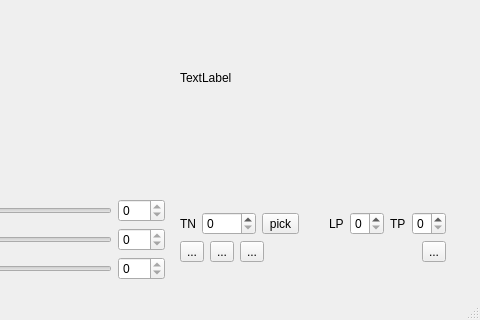
First picture: the form in mainwin.ui, repository bestm80eva/TSEditor, before the edit; both pictures show x 91 to 571 and y 127 to 447 of the 571 by 447 pixel window.
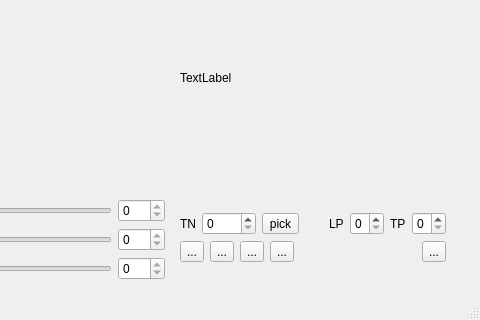
Second picture: the form after the edit. Icons and pictures are not drawn. Custom widgets are drawn as their Qt base class.

What changed in the file:
```diff
--- a/mainwin.ui
+++ b/mainwin.ui
@@ -382,6 +382,17 @@
           </property>
          </widget>
         </item>
+        <item>
+         <widget class="QToolButton" name="tbFill">
+          <property name="text">
+           <string>...</string>
+          </property>
+          <property name="icon">
+           <iconset resource="resrs.qrc">
+            <normaloff>:/images/fill.png</normaloff>:/images/fill.png</iconset>
+          </property>
+         </widget>
+        </item>
         <item>
          <spacer name="horizontalSpacer_5">
           <property name="orientation">
```
